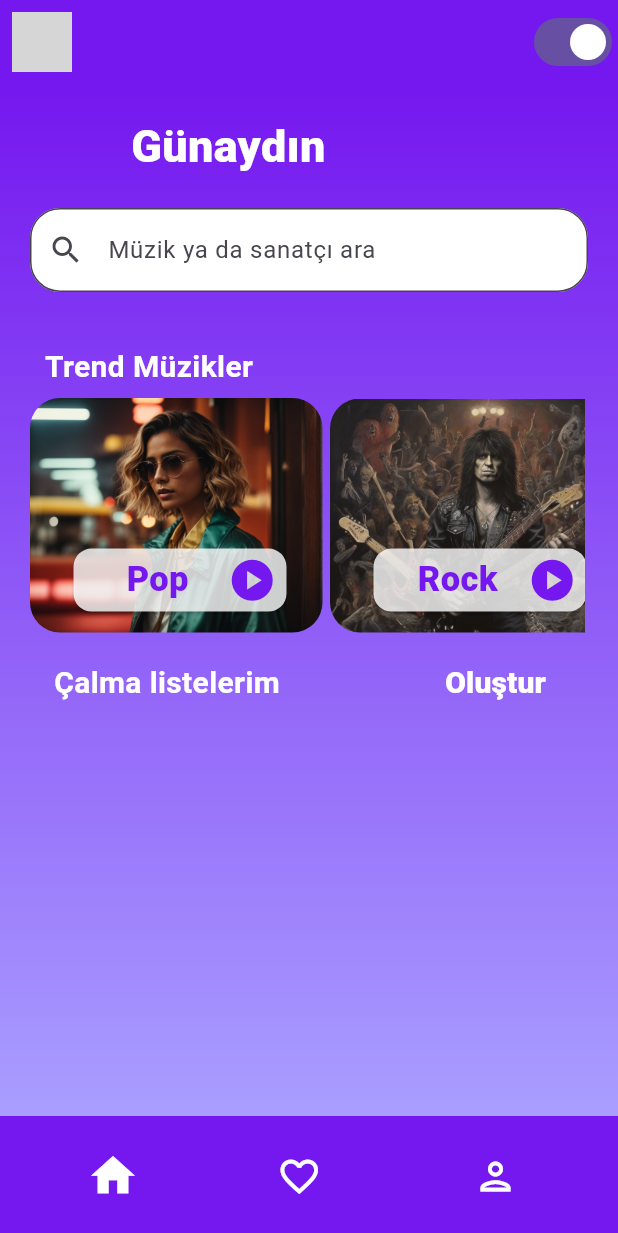
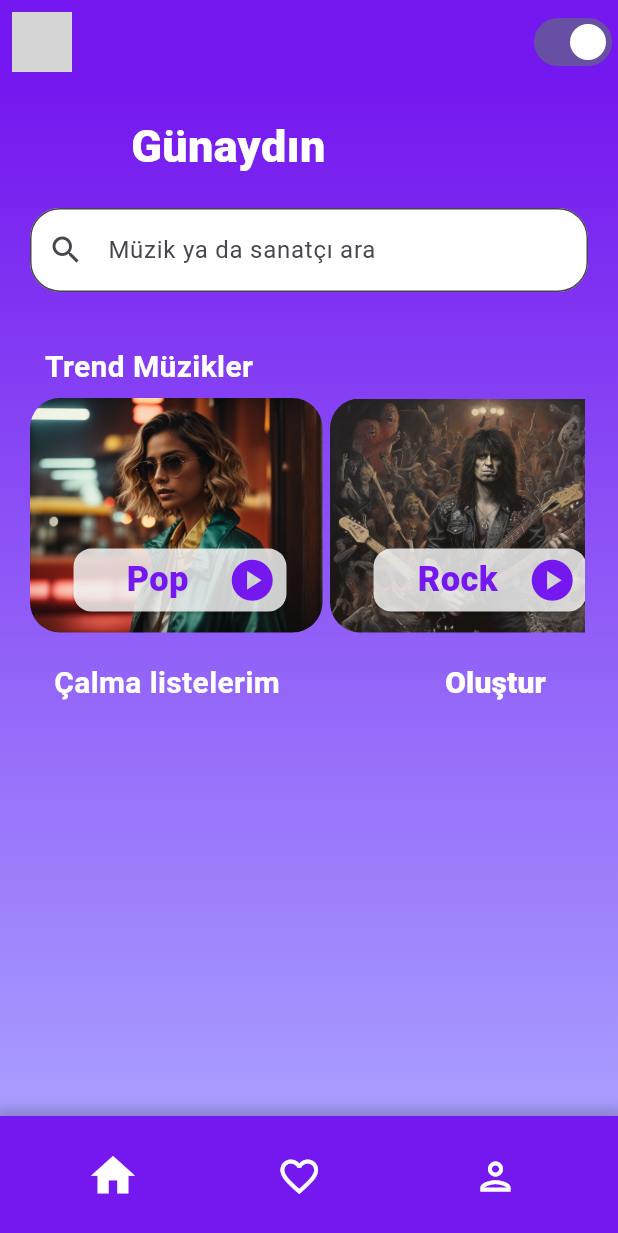
Before and after one commit to anilkrblt/musica, a Flutter app: the AnaSayfa screen opened directly with empty values, on a phone screen of 412 x 824 dp. Shown: the top 1233 px of the screen. Run offline on Flutter 3.47's test engine with Material 3 defaults, Android fonts, the phone set to English and light mode, and no system bars; our stand-ins replace audioplayers, file_picker, marquee, palette_generator, sqflite; missing offline and left inert: dart:html; accounts and stored records are empty; network calls fail; Roboto replaces fonts that are missing (NunitoSans); grey boxes are pictures that could not be loaded.

Commit message:
değişiklikler yapıldı

```diff
--- a/lib/ana_sayfa.dart
+++ b/lib/ana_sayfa.dart
@@ -63,7 +63,18 @@ class _AnaSayfaState extends State<AnaSayfa> {
           ],
           onPageChanged: onPageChanged,
         ),
-        bottomNavigationBar: BottomAppBar(
+        bottomNavigationBar: Container(
+          decoration: BoxDecoration(
+            boxShadow: [
+              BoxShadow(
+                color: Colors.black.withOpacity(0.2),
+                spreadRadius: 5,
+                blurRadius: 7,
+                offset: Offset(0, 0),
+              ),
+            ],
+          ),
+          child: BottomAppBar(
             color: renk3(),
             child: Row(
               mainAxisAlignment: MainAxisAlignment.spaceEvenly,
@@ -103,6 +114,7 @@ class _AnaSayfaState extends State<AnaSayfa> {
                   },
                 ),
               ],
+            ),
           ),
         ));
   }
@@ -226,7 +238,7 @@ class _SayfamState extends State<Sayfam> {
               Navigator.push(
                 context,
                 MaterialPageRoute(
-                  builder: (context) => ProfilSayfasi(name: widget.userName,control: 1),
+                  builder: (context) => ProfilSayfasi(name: widget.userName,control: 2),
                 ),
               );
             },
--- a/lib/profil_sayfasi.dart
+++ b/lib/profil_sayfasi.dart
@@ -107,7 +107,7 @@ class _ProfilSayfasiState extends State<ProfilSayfasi> {
             ),
           ),
         ),
-      bottomNavigationBar: widget.control==1
+      bottomNavigationBar: widget.control==2
           ?  BottomAppBar(
         color: renk3(),
         child: Row(
```
Lines whose indentation alone changed are shown as unchanged.
